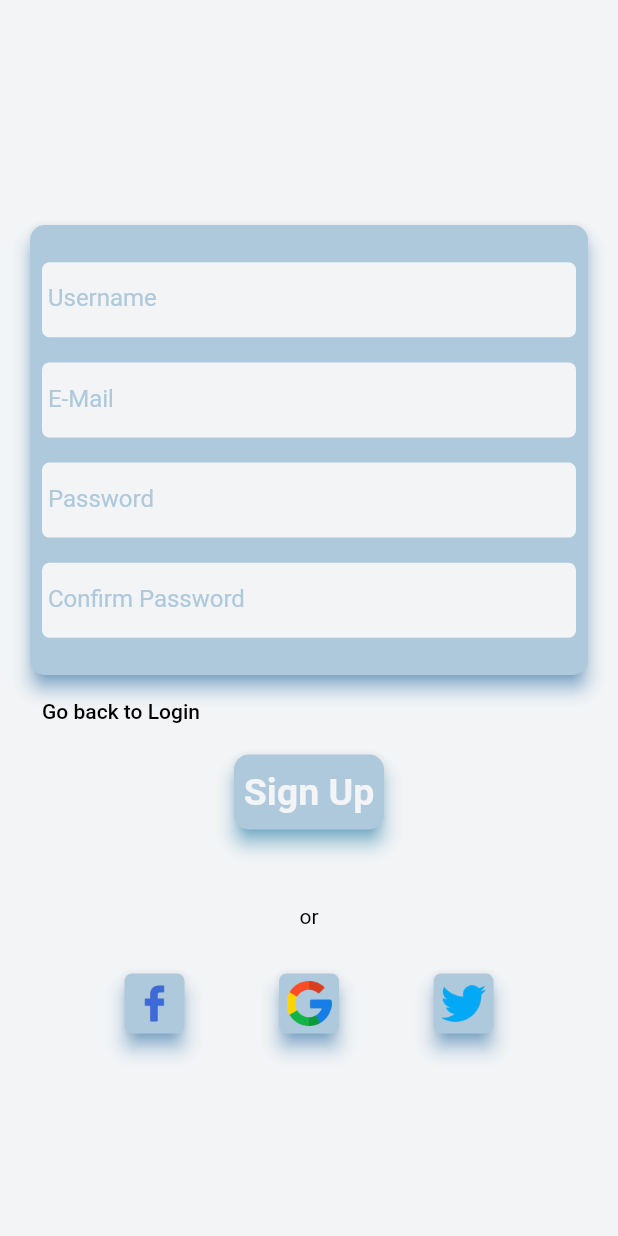
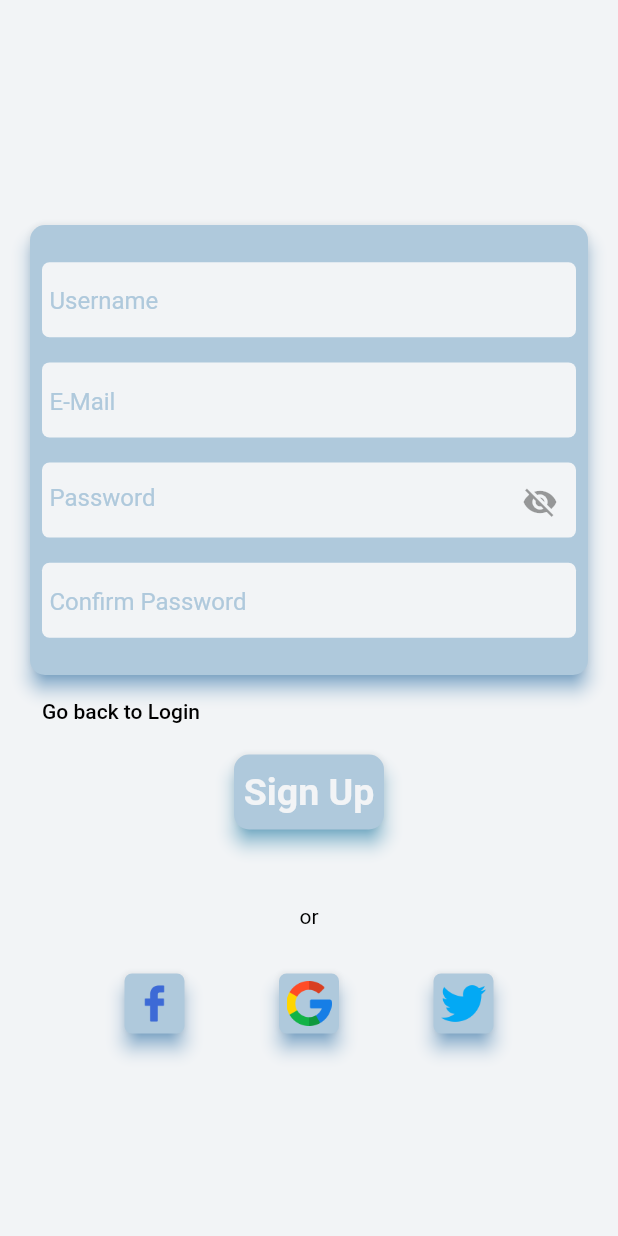
Before and after one commit to Abh1navAbhinav/MovieTicketBooking, a Flutter app: the screen it shows after launch, after a tap on "Create new Account", on a phone screen of 412 x 824 dp. Run offline on Flutter 3.47's test engine with Material 2 defaults, Android fonts, the phone set to English and light mode, and no system bars; our stand-ins replace get, google_fonts.

Commit message:
small changes obscure text, ui arrangements in login and singin

```diff
--- a/lib/login/controllers/login_controller.dart
+++ b/lib/login/controllers/login_controller.dart
@@ -2,4 +2,5 @@ import 'package:get/get.dart';
 
 class LoginController extends GetxController {
   RxBool isCreatedNewAccount = false.obs;
+  RxBool isPasswordVisible = false.obs;
 }
--- a/lib/login/view/widgets/create_new_account.dart
+++ b/lib/login/view/widgets/create_new_account.dart
@@ -30,30 +30,46 @@ class CreateNewAccount extends GetView<LoginController> {
                   mainAxisAlignment: MainAxisAlignment.spaceEvenly,
                   children: [
                     LoginTextFormField(
-                      hintText: ' Username',
+                      hintText: 'Username',
                       keyboardType: TextInputType.name,
                       obscureText: false,
                       containerColor: kColor1,
                       textColor: kColor2,
                     ),
                     LoginTextFormField(
-                      hintText: ' E-Mail',
+                      hintText: 'E-Mail',
                       keyboardType: TextInputType.emailAddress,
                       obscureText: false,
                       containerColor: kColor1,
                       textColor: kColor2,
                     ),
-                    LoginTextFormField(
-                      hintText: ' Password',
-                      keyboardType: TextInputType.visiblePassword,
-                      obscureText: false,
-                      containerColor: kColor1,
-                      textColor: kColor2,
+                    Obx(
+                      () => LoginTextFormField(
+                        hintText: 'Password',
+                        keyboardType: TextInputType.visiblePassword,
+                        obscureText: !controller.isPasswordVisible.value,
+                        containerColor: kColor1,
+                        textColor: kColor2,
+                        isPasswordField: IconButton(
+                          onPressed: () {
+                            controller.isPasswordVisible.value =
+                                !controller.isPasswordVisible.value;
+                          },
+                          icon: Icon(
+                            controller.isPasswordVisible.value
+                                ? Icons.visibility
+                                : Icons.visibility_off,
+                            color: controller.isPasswordVisible.value
+                                ? Colors.black54
+                                : Colors.black38,
+                          ),
+                        ),
+                      ),
                     ),
                     LoginTextFormField(
-                      hintText: ' Confirm Password',
+                      hintText: 'Confirm Password',
                       keyboardType: TextInputType.visiblePassword,
-                      obscureText: false,
+                      obscureText: true,
                       containerColor: kColor1,
                       textColor: kColor2,
                     ),
--- a/lib/login/view/widgets/login_account.dart
+++ b/lib/login/view/widgets/login_account.dart
@@ -1,9 +1,11 @@
 import 'package:flutter/material.dart';
+import 'package:get/get.dart';
+import 'package:ticket_booking/login/controllers/login_controller.dart';
 import 'package:ticket_booking/login/view/widgets/create_and_forgot_account.dart';
 import 'package:ticket_booking/login/view/widgets/login_text_form_field.dart';
 import 'package:ticket_booking/main.dart';
 
-class LoginAccount extends StatelessWidget {
+class LoginAccount extends GetView<LoginController> {
   const LoginAccount({
     Key? key,
   }) : super(key: key);
@@ -14,7 +16,7 @@ class LoginAccount extends StatelessWidget {
       child: Column(
         children: [
           LoginTextFormField(
-            hintText: ' E-Mail',
+            hintText: 'E-Mail',
             keyboardType: TextInputType.emailAddress,
             obscureText: false,
             containerColor: kColor2,
@@ -23,12 +25,28 @@ class LoginAccount extends StatelessWidget {
           const SizedBox(
             height: 30,
           ),
-          LoginTextFormField(
-            hintText: ' Password',
-            keyboardType: TextInputType.visiblePassword,
-            obscureText: true,
-            textColor: kColor1,
-            containerColor: kColor2,
+          Obx(
+            () => LoginTextFormField(
+              hintText: 'Password',
+              keyboardType: TextInputType.visiblePassword,
+              obscureText: !controller.isPasswordVisible.value,
+              textColor: kColor1,
+              containerColor: kColor2,
+              isPasswordField: IconButton(
+                onPressed: () {
+                  controller.isPasswordVisible.value =
+                      !controller.isPasswordVisible.value;
+                },
+                icon: Icon(
+                  controller.isPasswordVisible.value
+                      ? Icons.visibility
+                      : Icons.visibility_off,
+                  color: controller.isPasswordVisible.value
+                      ? Colors.black54
+                      : Colors.black38,
+                ),
+              ),
+            ),
           ),
           const SizedBox(
             height: 10,
--- a/lib/login/view/widgets/login_text_form_field.dart
+++ b/lib/login/view/widgets/login_text_form_field.dart
@@ -1,20 +1,23 @@
 import 'package:flutter/material.dart';
 import 'package:google_fonts/google_fonts.dart';
 
+// ignore: must_be_immutable
 class LoginTextFormField extends StatelessWidget {
-  const LoginTextFormField({
+  LoginTextFormField({
     Key? key,
     required this.hintText,
     required this.keyboardType,
     required this.obscureText,
     required this.containerColor,
     required this.textColor,
+    this.isPasswordField,
   }) : super(key: key);
   final String hintText;
   final TextInputType keyboardType;
   final bool obscureText;
   final Color containerColor;
   final Color textColor;
+  Widget? isPasswordField;
 
   @override
   Widget build(BuildContext context) {
@@ -24,6 +27,11 @@ class LoginTextFormField extends StatelessWidget {
         color: containerColor,
         borderRadius: BorderRadius.circular(5),
       ),
+      child: Padding(
+        padding: const EdgeInsets.only(
+          left: 5,
+          top: 2,
+        ),
         child: TextFormField(
           decoration: InputDecoration(
             border: InputBorder.none,
@@ -31,11 +39,13 @@ class LoginTextFormField extends StatelessWidget {
             hintStyle: GoogleFonts.roboto(
               color: textColor,
             ),
+            suffixIcon: isPasswordField,
           ),
           obscureText: obscureText,
           keyboardType: keyboardType,
           autovalidateMode: AutovalidateMode.onUserInteraction,
         ),
+      ),
     );
   }
 }
--- a/lib/main.dart
+++ b/lib/main.dart
@@ -18,6 +18,12 @@ class MyApp extends StatelessWidget {
       theme: ThemeData(
         primarySwatch: Colors.blue,
         canvasColor: Colors.transparent,
+        textSelectionTheme: TextSelectionThemeData(
+          cursorColor: kColor1,
+        ),
+        textTheme: GoogleFonts.robotoTextTheme(
+          Theme.of(context).textTheme,
+        ),
       ),
       home: LoginPage(),
     );
```
Lines whose indentation alone changed are shown as unchanged.
